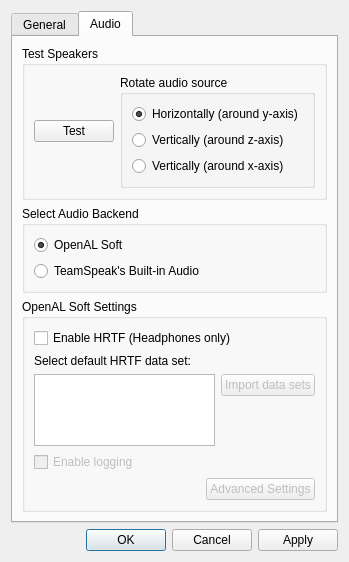
Before: the Qt Designer form ts_plugin/src/ui/settingsdialog.ui in jhakonen/wot-teamspeak-mod, drawn with Qt 5.
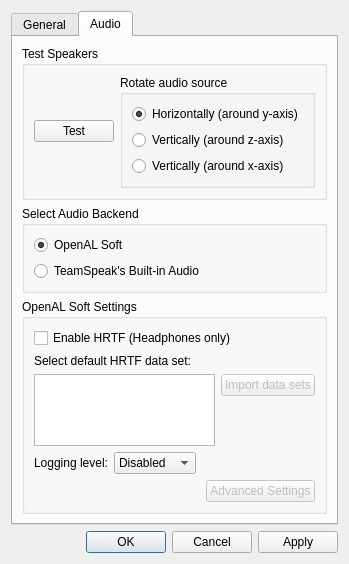
After: the same form once the commit is applied.

```diff
--- a/ts_plugin/src/ui/settingsdialog.ui
+++ b/ts_plugin/src/ui/settingsdialog.ui
@@ -220,14 +220,60 @@
            </layout>
           </item>
           <item>
-           <widget class="QCheckBox" name="enableLoggingCheckBox">
-            <property name="enabled">
-             <bool>false</bool>
-            </property>
-            <property name="text">
-             <string>Enable logging</string>
-            </property>
-           </widget>
+           <layout class="QHBoxLayout" name="horizontalLayout_4">
+            <item>
+             <widget class="QLabel" name="label_2">
+              <property name="text">
+               <string>Logging level:</string>
+              </property>
+             </widget>
+            </item>
+            <item>
+             <widget class="QComboBox" name="loggingLevelComboBox">
+              <property name="toolTip">
+               <string>&lt;html&gt;&lt;head/&gt;&lt;body&gt;&lt;p&gt;Logging level to use for OpenAL's logging output.&lt;/p&gt;&lt;p&gt;The log entries go to TeamSpeak &amp;gt; Tools &amp;gt; Client Log.&lt;/p&gt;&lt;/body&gt;&lt;/html&gt;</string>
+              </property>
+              <item>
+               <property name="text">
+                <string>Disabled</string>
+               </property>
+              </item>
+              <item>
+               <property name="text">
+                <string>Errors</string>
+               </property>
+              </item>
+              <item>
+               <property name="text">
+                <string>Warnings</string>
+               </property>
+              </item>
+              <item>
+               <property name="text">
+                <string>Info</string>
+               </property>
+              </item>
+              <item>
+               <property name="text">
+                <string>Debug</string>
+               </property>
+              </item>
+             </widget>
+            </item>
+            <item>
+             <spacer name="horizontalSpacer_4">
+              <property name="orientation">
+               <enum>Qt::Horizontal</enum>
+              </property>
+              <property name="sizeHint" stdset="0">
+               <size>
+                <width>40</width>
+                <height>20</height>
+               </size>
+              </property>
+             </spacer>
+            </item>
+           </layout>
           </item>
           <item>
            <layout class="QHBoxLayout" name="horizontalLayout">
```
